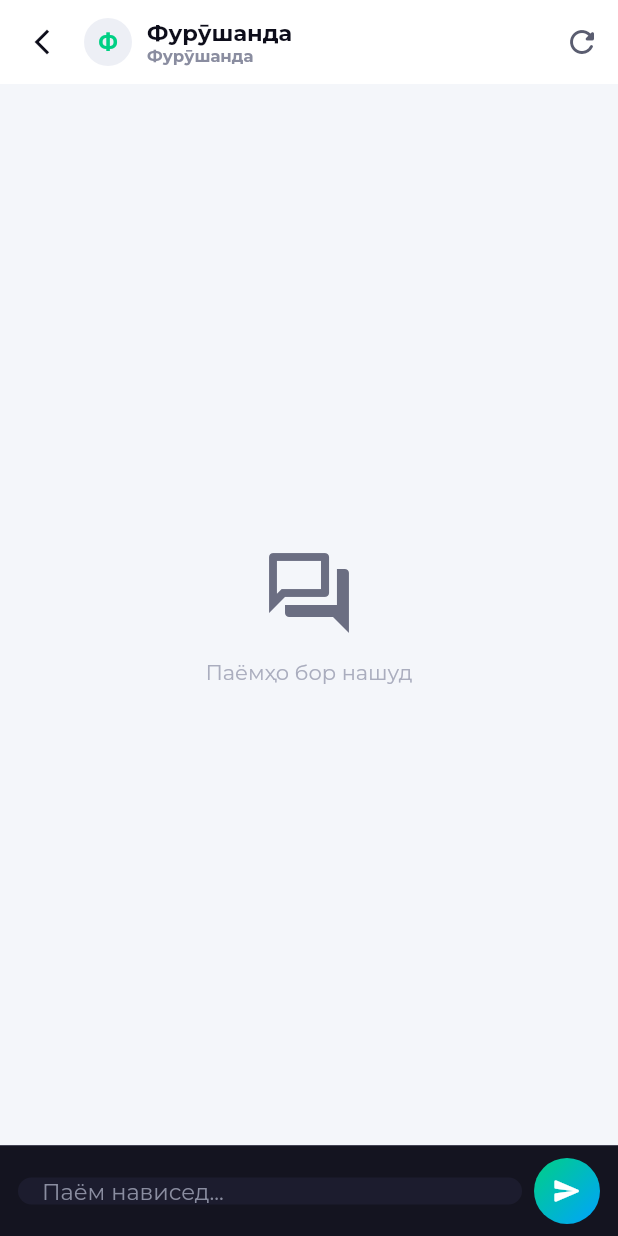
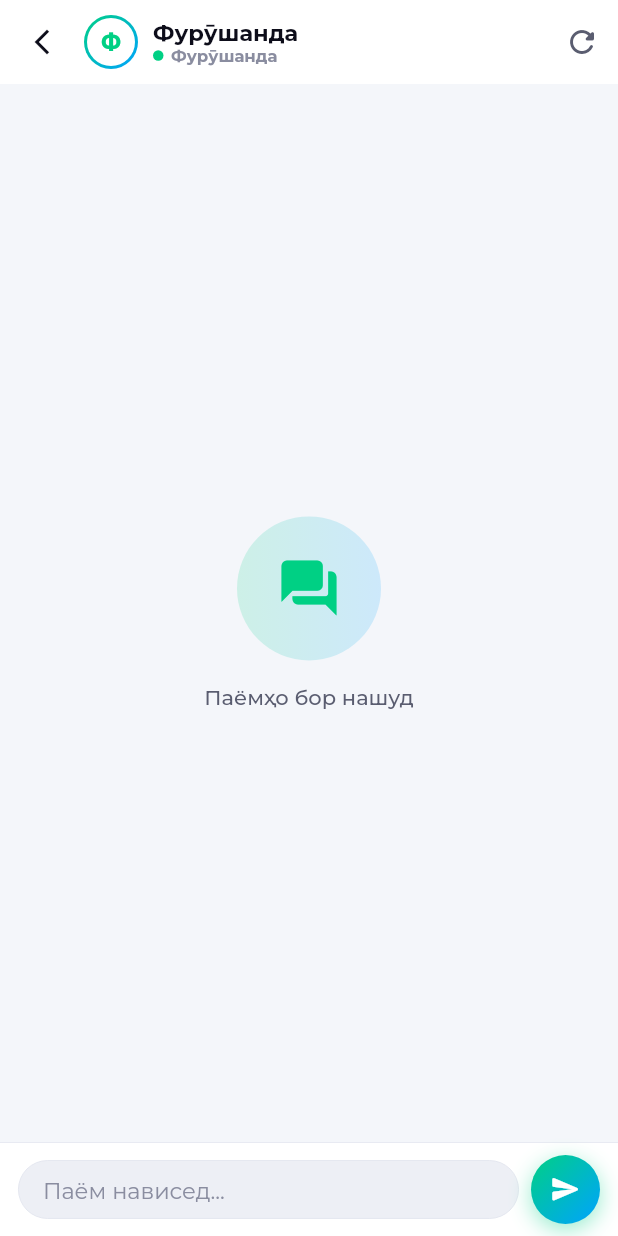
Before and after one commit to Raonsonapp/TajikShop, a Flutter app: the ChatScreen screen opened directly with empty values, on a phone screen of 412 x 824 dp. Run offline on Flutter 3.47's test engine with Material 3 defaults, Android fonts, the phone set to English and light mode, and no system bars; our stand-ins replace cached_network_image, card_swiper, connectivity_plus, dio, firebase_core, firebase_messaging and 10 more; accounts and stored records are empty; network calls fail.

Commit message:
redesign(favorites,chat): template look (green, l10n preserved)

```diff
--- a/lib/modules/chat/chat_screen.dart
+++ b/lib/modules/chat/chat_screen.dart
@@ -71,20 +71,34 @@ class _ChatScreenState extends ConsumerState<ChatScreen> {
       appBar: AppBar(
         backgroundColor: context.pal.card,
         elevation: 0,
+        scrolledUnderElevation: 0,
         iconTheme: IconThemeData(color: context.pal.textPrimary),
         leading: IconButton(
           icon: const Icon(Icons.arrow_back_ios_new, size: 20),
           onPressed: () => Navigator.canPop(context) ? Navigator.pop(context) : context.go(RouteNames.home)),
         titleSpacing: 0,
         title: Row(children: [
-          CircleAvatar(radius: 16, backgroundColor: context.pal.surface,
-            child: Text(widget.userName.isNotEmpty ? widget.userName[0].toUpperCase() : '?',
-                style: const TextStyle(color: AppColors.primary, fontWeight: FontWeight.w700))),
+          Container(
+            padding: const EdgeInsets.all(2),
+            decoration: const BoxDecoration(
+                gradient: AppColors.primaryGradient, shape: BoxShape.circle),
+            child: CircleAvatar(
+              radius: 16,
+              backgroundColor: context.pal.card,
+              child: Text(widget.userName.isNotEmpty ? widget.userName[0].toUpperCase() : '?',
+                  style: const TextStyle(color: AppColors.primary, fontWeight: FontWeight.w800)),
+            ),
+          ),
           const SizedBox(width: 10),
           Expanded(child: Column(crossAxisAlignment: CrossAxisAlignment.start, mainAxisSize: MainAxisSize.min, children: [
             Text(widget.userName, maxLines: 1, overflow: TextOverflow.ellipsis,
                 style: TextStyle(color: context.pal.textPrimary, fontSize: 15, fontWeight: FontWeight.w700)),
-            Text(AppL10n.of(context).seller, style: TextStyle(color: context.pal.textMuted, fontSize: 11)),
+            Row(children: [
+              Container(width: 7, height: 7,
+                  decoration: const BoxDecoration(color: AppColors.primary, shape: BoxShape.circle)),
+              const SizedBox(width: 5),
+              Text(AppL10n.of(context).seller, style: TextStyle(color: context.pal.textMuted, fontSize: 11)),
+            ]),
           ])),
         ]),
         actions: [IconButton(
@@ -100,7 +114,7 @@ class _ChatScreenState extends ConsumerState<ChatScreen> {
             _jumpToBottom();
             return ListView.builder(
               controller: _scroll,
-              padding: const EdgeInsets.all(12),
+              padding: const EdgeInsets.fromLTRB(12, 16, 12, 8),
               itemCount: msgs.length,
               itemBuilder: (_, i) {
                 final m = msgs[i];
@@ -117,10 +131,20 @@ class _ChatScreenState extends ConsumerState<ChatScreen> {
 
   Widget _emptyChat(String text) => Center(
     child: Column(mainAxisSize: MainAxisSize.min, children: [
-      const Icon(Icons.forum_outlined, size: 64, color: AppColors.textMuted),
-      const SizedBox(height: 12),
+      Container(
+        width: 96, height: 96,
+        decoration: BoxDecoration(
+          shape: BoxShape.circle,
+          gradient: LinearGradient(colors: [
+            AppColors.primary.withOpacity(0.16),
+            const Color(0xFF00A3FF).withOpacity(0.16),
+          ]),
+        ),
+        child: const Icon(Icons.forum_rounded, size: 44, color: AppColors.primary),
+      ),
+      const SizedBox(height: 16),
       Text(text, textAlign: TextAlign.center,
-          style: const TextStyle(color: AppColors.textSecondary, fontSize: 14)),
+          style: TextStyle(color: context.pal.textSecondary, fontSize: 14, fontWeight: FontWeight.w500)),
     ]),
   );
 
@@ -131,36 +155,42 @@ class _ChatScreenState extends ConsumerState<ChatScreen> {
       padding: const EdgeInsets.fromLTRB(14, 9, 14, 7),
       constraints: BoxConstraints(maxWidth: MediaQuery.of(context).size.width * 0.74),
       decoration: BoxDecoration(
-        color: mine ? AppColors.primary : AppColors.bgCard,
+        gradient: mine ? AppColors.primaryGradient : null,
+        color: mine ? null : context.pal.surface,
         borderRadius: BorderRadius.only(
-          topLeft: const Radius.circular(16), topRight: const Radius.circular(16),
-          bottomLeft: Radius.circular(mine ? 16 : 4),
-          bottomRight: Radius.circular(mine ? 4 : 16)),
+          topLeft: const Radius.circular(18), topRight: const Radius.circular(18),
+          bottomLeft: Radius.circular(mine ? 18 : 4),
+          bottomRight: Radius.circular(mine ? 4 : 18)),
+        boxShadow: [BoxShadow(
+          color: mine ? AppColors.primary.withOpacity(0.25) : Colors.black.withOpacity(0.10),
+          blurRadius: 10, offset: const Offset(0, 3))],
       ),
       child: Column(crossAxisAlignment: CrossAxisAlignment.end, mainAxisSize: MainAxisSize.min, children: [
         Text(text, style: TextStyle(
-            color: mine ? Colors.white : AppColors.textPrimary, fontSize: 14.5, height: 1.3)),
+            color: mine ? Colors.white : context.pal.textPrimary, fontSize: 14.5, height: 1.3)),
         const SizedBox(height: 2),
         Text(DateFormat('HH:mm').format(time),
-            style: TextStyle(color: mine ? Colors.white70 : AppColors.textMuted, fontSize: 10)),
+            style: TextStyle(color: mine ? Colors.white70 : context.pal.textMuted, fontSize: 10)),
       ]),
     ),
   );
 
   Widget _inputBar() => Container(
     padding: EdgeInsets.fromLTRB(12, 8, 12, MediaQuery.of(context).padding.bottom + 8),
-    decoration: const BoxDecoration(
-        color: AppColors.bgCard,
-        border: Border(top: BorderSide(color: AppColors.border, width: 0.5))),
+    decoration: BoxDecoration(
+        color: context.pal.card,
+        border: Border(top: BorderSide(color: context.pal.border, width: 0.5))),
     child: Row(children: [
       Expanded(child: Container(
         decoration: BoxDecoration(
-            color: AppColors.bgSurface, borderRadius: BorderRadius.circular(24)),
-        padding: const EdgeInsets.symmetric(horizontal: 16),
+            color: context.pal.surface,
+            borderRadius: BorderRadius.circular(24),
+            border: Border.all(color: context.pal.border, width: 0.6)),
+        padding: const EdgeInsets.symmetric(horizontal: 16, vertical: 10),
         child: SafeInput(
           controller: _ctrl,
           minLines: 1, maxLines: 4,
-          textColor: AppColors.textPrimary,
+          textColor: context.pal.textPrimary,
           textInputAction: TextInputAction.send,
           onSubmitted: (_) => _send(),
           hint: AppL10n.of(context).writeMessageHint,
@@ -170,13 +200,17 @@ class _ChatScreenState extends ConsumerState<ChatScreen> {
       GestureDetector(
         onTap: _sending ? null : _send,
         child: Container(
-          width: 44, height: 44,
-          decoration: const BoxDecoration(
-              gradient: AppColors.primaryGradient, shape: BoxShape.circle),
+          width: 46, height: 46,
+          decoration: BoxDecoration(
+              gradient: AppColors.primaryGradient,
+              shape: BoxShape.circle,
+              boxShadow: [BoxShadow(
+                  color: AppColors.primary.withOpacity(0.4),
+                  blurRadius: 12, offset: const Offset(0, 4))]),
           child: _sending
-              ? const Padding(padding: EdgeInsets.all(12),
+              ? const Padding(padding: EdgeInsets.all(13),
                   child: CircularProgressIndicator(color: Colors.white, strokeWidth: 2))
-              : const Icon(Icons.send_rounded, color: Colors.white, size: 20),
+              : const Icon(Icons.send_rounded, color: Colors.white, size: 21),
         ),
       ),
     ]),
```
Also changed, not shown: lib/modules/favorites/favorites_screen.dart (+169 -44 lines).
